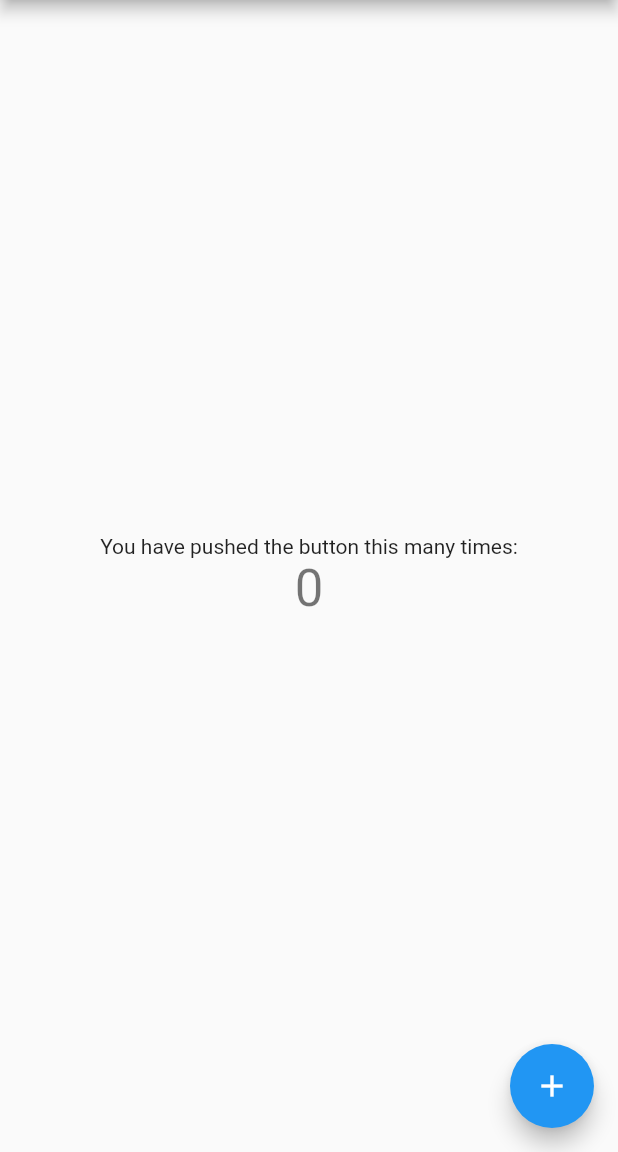
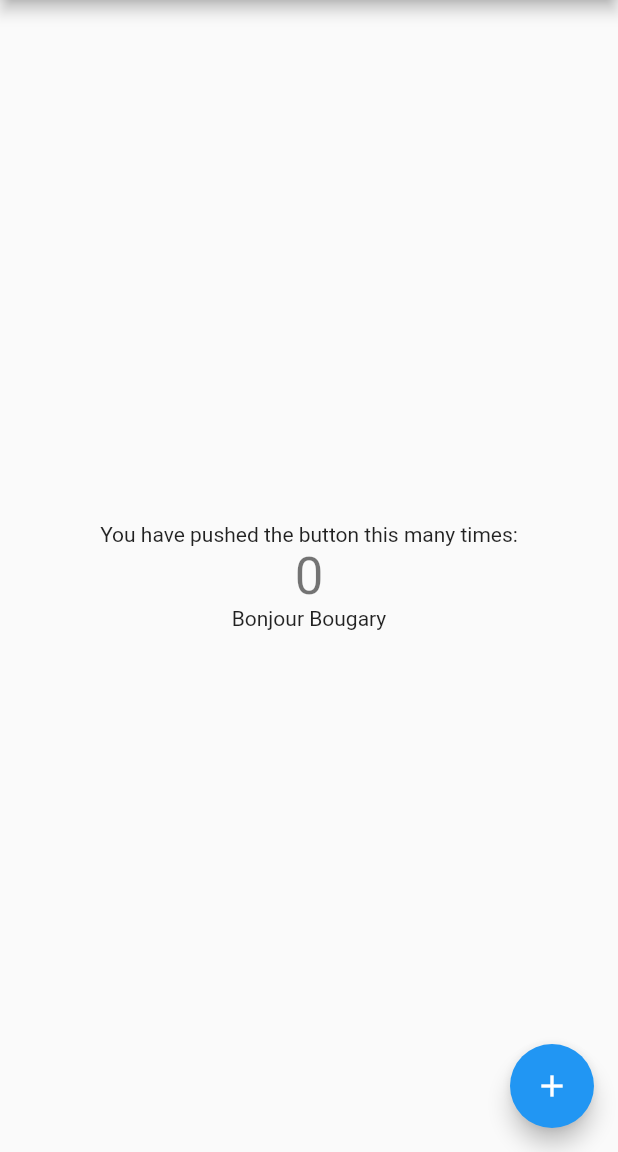
Before and after one commit to btamega/flutter, a Flutter app: the screen it shows after launch, on a phone screen of 412 x 824 dp, the part 84-1236 px from its top. Run offline on Flutter 3.47's test engine with Material 2 defaults, Android fonts, the phone set to English and light mode, and no system bars; missing offline and left inert: dart:html.

Commit message:
second commit

```diff
--- a/lib/main.dart
+++ b/lib/main.dart
@@ -1,3 +1,5 @@
+import 'dart:html';
+
 import 'package:flutter/material.dart';
 
 void main() {
@@ -11,7 +13,7 @@ class MyApp extends StatelessWidget {
   @override
   Widget build(BuildContext context) {
     return MaterialApp(
-      title: 'Flutter Demo',
+      title: 'Mon application',
       theme: ThemeData(
         // This is the theme of your application.
         //
@@ -52,47 +54,18 @@ class _MyHomePageState extends State<MyHomePage> {
 
   void _incrementCounter() {
     setState(() {
-      // This call to setState tells the Flutter framework that something has
-      // changed in this State, which causes it to rerun the build method below
-      // so that the display can reflect the updated values. If we changed
-      // _counter without calling setState(), then the build method would not be
-      // called again, and so nothing would appear to happen.
       _counter++;
     });
   }
 
   @override
   Widget build(BuildContext context) {
-    // This method is rerun every time setState is called, for instance as done
-    // by the _incrementCounter method above.
-    //
-    // The Flutter framework has been optimized to make rerunning build methods
-    // fast, so that you can just rebuild anything that needs updating rather
-    // than having to individually change instances of widgets.
     return Scaffold(
       appBar: AppBar(
-        // Here we take the value from the MyHomePage object that was created by
-        // the App.build method, and use it to set our appbar title.
         title: Text(widget.title),
       ),
       body: Center(
-        // Center is a layout widget. It takes a single child and positions it
-        // in the middle of the parent.
         child: Column(
-          // Column is also a layout widget. It takes a list of children and
-          // arranges them vertically. By default, it sizes itself to fit its
-          // children horizontally, and tries to be as tall as its parent.
-          //
-          // Invoke "debug painting" (press "p" in the console, choose the
-          // "Toggle Debug Paint" action from the Flutter Inspector in Android
-          // Studio, or the "Toggle Debug Paint" command in Visual Studio Code)
-          // to see the wireframe for each widget.
-          //
-          // Column has various properties to control how it sizes itself and
-          // how it positions its children. Here we use mainAxisAlignment to
-          // center the children vertically; the main axis here is the vertical
-          // axis because Columns are vertical (the cross axis would be
-          // horizontal).
           mainAxisAlignment: MainAxisAlignment.center,
           children: <Widget>[
             const Text(
@@ -102,6 +75,7 @@ class _MyHomePageState extends State<MyHomePage> {
               '$_counter',
               style: Theme.of(context).textTheme.headline4,
             ),
+            const Text('Bonjour Bougary'),
           ],
         ),
       ),
```
